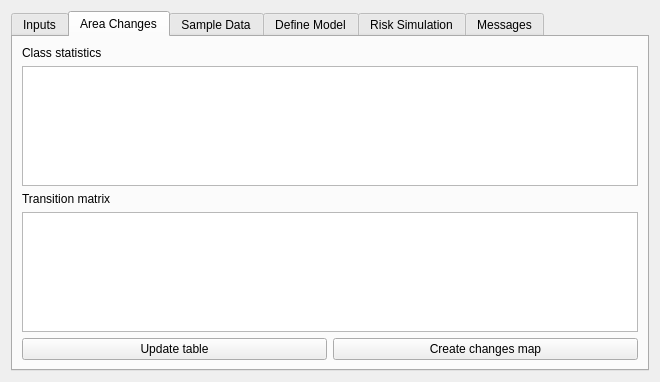
Above: moluscedialogbase.ui from nextgis/qgis_molusce before the change. Below: the same form after it.
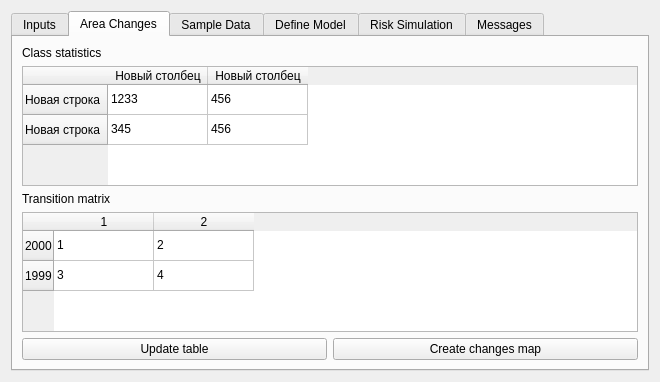
That is the form after the change. The open tabs and pages were chosen to show the change. Custom widgets are drawn as their Qt base class.

Commit message: use custom QTableWidget with copy-to-clipboard capability

```diff
--- a/moluscedialogbase.ui
+++ b/moluscedialogbase.ui
@@ -138,9 +138,6 @@
          </property>
         </widget>
        </item>
-       <item row="1" column="0" colspan="2">
-        <widget class="QTableView" name="tblStatistics"/>
-       </item>
        <item row="2" column="0">
         <widget class="QLabel" name="label_3">
          <property name="text">
@@ -148,9 +145,6 @@
          </property>
         </widget>
        </item>
-       <item row="3" column="0" colspan="2">
-        <widget class="QTableView" name="tblTransMatrix"/>
-       </item>
        <item row="4" column="0">
         <widget class="QPushButton" name="btnUpdateStatistics">
          <property name="text">
@@ -165,6 +159,94 @@
          </property>
         </widget>
        </item>
+       <item row="1" column="0" colspan="2">
+        <widget class="MolusceTableWidget" name="tblStatistics">
+         <row>
+          <property name="text">
+           <string>Новая строка</string>
+          </property>
+         </row>
+         <row>
+          <property name="text">
+           <string>Новая строка</string>
+          </property>
+         </row>
+         <column>
+          <property name="text">
+           <string>Новый столбец</string>
+          </property>
+         </column>
+         <column>
+          <property name="text">
+           <string>Новый столбец</string>
+          </property>
+         </column>
+         <item row="0" column="0">
+          <property name="text">
+           <string>1233</string>
+          </property>
+         </item>
+         <item row="0" column="1">
+          <property name="text">
+           <string>456</string>
+          </property>
+         </item>
+         <item row="1" column="0">
+          <property name="text">
+           <string>345</string>
+          </property>
+         </item>
+         <item row="1" column="1">
+          <property name="text">
+           <string>456</string>
+          </property>
+         </item>
+        </widget>
+       </item>
+       <item row="3" column="0" colspan="2">
+        <widget class="MolusceTableWidget" name="tblTransMatrix">
+         <row>
+          <property name="text">
+           <string>2000</string>
+          </property>
+         </row>
+         <row>
+          <property name="text">
+           <string>1999</string>
+          </property>
+         </row>
+         <column>
+          <property name="text">
+           <string>1</string>
+          </property>
+         </column>
+         <column>
+          <property name="text">
+           <string>2</string>
+          </property>
+         </column>
+         <item row="0" column="0">
+          <property name="text">
+           <string>1</string>
+          </property>
+         </item>
+         <item row="0" column="1">
+          <property name="text">
+           <string>2</string>
+          </property>
+         </item>
+         <item row="1" column="0">
+          <property name="text">
+           <string>3</string>
+          </property>
+         </item>
+         <item row="1" column="1">
+          <property name="text">
+           <string>4</string>
+          </property>
+         </item>
+        </widget>
+       </item>
       </layout>
      </widget>
      <widget class="QWidget" name="tabSamples">
@@ -203,6 +285,13 @@
    </item>
   </layout>
  </widget>
+ <customwidgets>
+  <customwidget>
+   <class>MolusceTableWidget</class>
+   <extends>QTableWidget</extends>
+   <header>moluscetablewidget</header>
+  </customwidget>
+ </customwidgets>
  <resources/>
  <connections/>
 </ui>
```
The commit also changes 3 other files.
